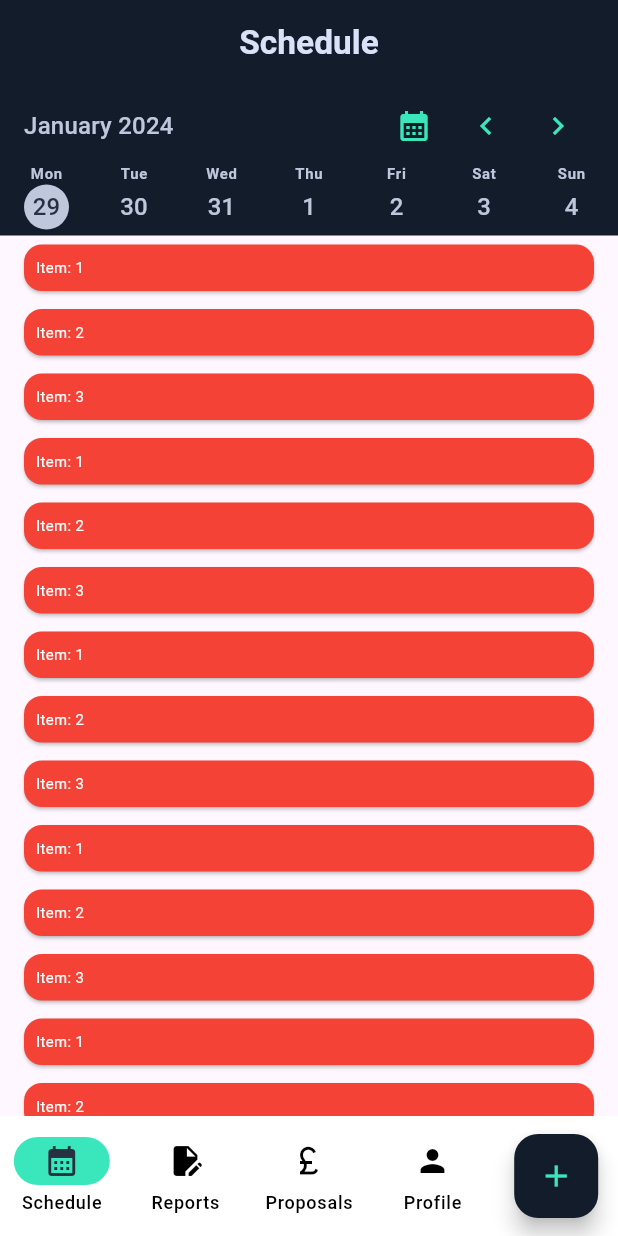
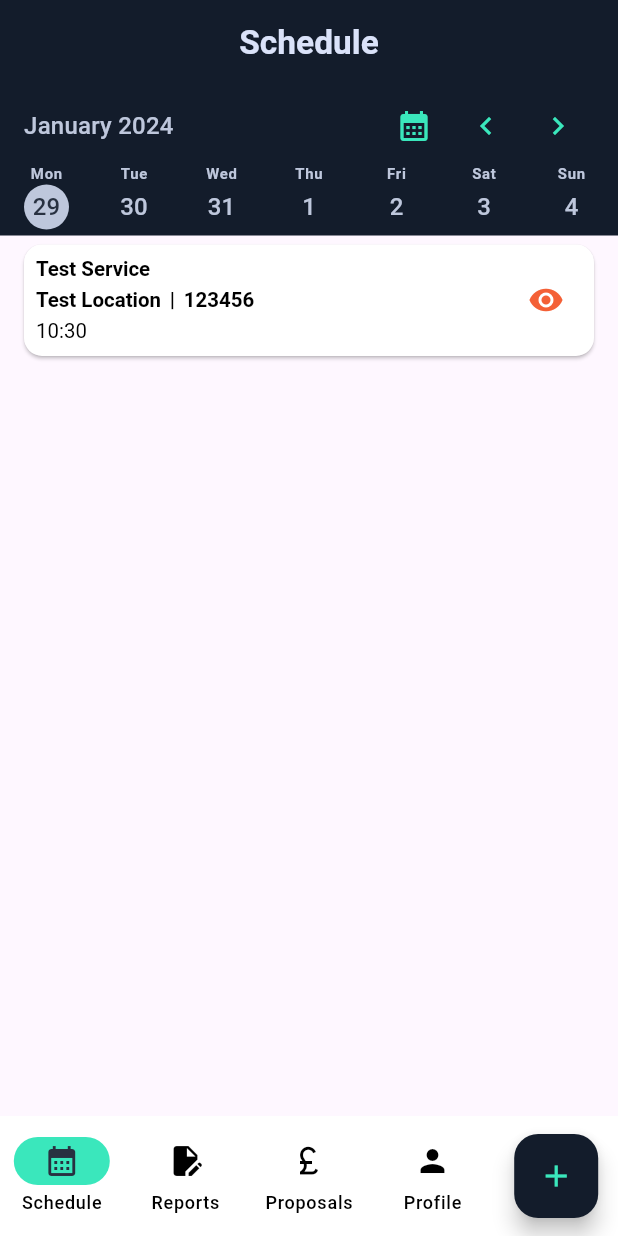
Before and after one commit to monasha-fw/upwork-schedule-search-and-job-peek, a Flutter app: the screen it shows after launch, on a phone screen of 412 x 824 dp. Run offline on Flutter 3.47's test engine with Material 3 defaults, Android fonts, the phone set to English and light mode, and no system bars; our stand-ins replace auto_route, bot_toast, dio, flutter_bloc, flutter_screenutil, fpdart and 8 more; missing offline and left inert: http_mock_adapter; generated files the repository leaves out were written again.

Commit message:
[schedule] Job card created;

```diff
--- a/lib/core/entities/job/index.dart
+++ b/lib/core/entities/job/index.dart
@@ -1 +1,2 @@
 export 'job.dart';
+export 'job_location.dart';
--- a/lib/core/entities/job/job.dart
+++ b/lib/core/entities/job/job.dart
@@ -1,4 +1,5 @@
 import 'package:freezed_annotation/freezed_annotation.dart';
+import 'package:schedule_search_and_job_peek/core/entities/index.dart';
 
 part 'job.freezed.dart';
 
@@ -6,5 +7,10 @@ part 'job.freezed.dart';
 class Job with _$Job {
   const factory Job({
     required String id,
+    required String service,
+    required JobLocation location,
+    required DateTime startTime,
+    required DateTime endTime,
+    required String? description,
   }) = _Job;
 }
--- /dev/null
+++ b/lib/core/entities/job/job_location.dart
@@ -0,0 +1,12 @@
+import 'package:freezed_annotation/freezed_annotation.dart';
+
+part 'job_location.freezed.dart';
+
+@freezed
+class JobLocation with _$JobLocation {
+  const factory JobLocation({
+    required String name,
+    required String address,
+    required String postalCode,
+  }) = _JobLocation;
+}
--- a/lib/presentation/features/schedule/bloc/schedule_state.dart
+++ b/lib/presentation/features/schedule/bloc/schedule_state.dart
@@ -10,30 +10,18 @@ class ScheduleState with _$ScheduleState {
   factory ScheduleState.initial() => ScheduleState(
         selectedDate: DateTime.now(),
         jobs: [
-          Job(id: '1'),
-          Job(id: '2'),
-          Job(id: '3'),
-          Job(id: '1'),
-          Job(id: '2'),
-          Job(id: '3'),
-          Job(id: '1'),
-          Job(id: '2'),
-          Job(id: '3'),
-          Job(id: '1'),
-          Job(id: '2'),
-          Job(id: '3'),
-          Job(id: '1'),
-          Job(id: '2'),
-          Job(id: '3'),
-          Job(id: '1'),
-          Job(id: '2'),
-          Job(id: '3'),
-          Job(id: '1'),
-          Job(id: '2'),
-          Job(id: '3'),
-          Job(id: '1'),
-          Job(id: '2'),
-          Job(id: '3'),
+          Job(
+            id: '3',
+            startTime: DateTime.now(),
+            endTime: DateTime.now().add(const Duration(hours: 3)),
+            service: 'Test Service',
+            location: const JobLocation(
+              name: 'Test Location',
+              address: 'Test Address',
+              postalCode: '123456',
+            ),
+            description: 'Test Description',
+          ),
         ],
       );
 }
--- a/lib/presentation/features/schedule/containers/schedule_container.dart
+++ b/lib/presentation/features/schedule/containers/schedule_container.dart
@@ -16,19 +16,7 @@ class ScheduleContainer extends StatelessWidget {
           builder: (context, state) {
             return SliverList(
               delegate: SliverChildBuilderDelegate(
-                (context, index) {
-                  final job = state.jobs[index];
-                  return Container(
-                    padding: const EdgeInsets.symmetric(vertical: 2, horizontal: 12),
-                    child: Card(
-                      color: Colors.red,
-                      child: Padding(
-                        padding: const EdgeInsets.all(8),
-                        child: Text('Item: ${job.id}'),
-                      ),
-                    ),
-                  );
-                },
+                (context, index) => JobCard(state.jobs[index]),
                 childCount: state.jobs.length,
               ),
             );
--- a/lib/presentation/features/schedule/widgets/index.dart
+++ b/lib/presentation/features/schedule/widgets/index.dart
@@ -1,2 +1,3 @@
 export 'header.dart';
+export 'job/index.dart';
 export 'week/index.dart';
--- /dev/null
+++ b/lib/presentation/features/schedule/widgets/job/index.dart
@@ -0,0 +1 @@
+export 'job_card.dart';
--- /dev/null
+++ b/lib/presentation/features/schedule/widgets/job/job_card.dart
@@ -0,0 +1,75 @@
+import 'package:flutter/material.dart';
+import 'package:intl/intl.dart';
+import 'package:schedule_search_and_job_peek/core/entities/index.dart';
+import 'package:schedule_search_and_job_peek/presentation/common/widgets/index.dart';
+import 'package:schedule_search_and_job_peek/presentation/extensions/index.dart';
+
+class JobCard extends StatelessWidget {
+  const JobCard(this.job, {super.key});
+
+  final Job job;
+
+  @override
+  Widget build(BuildContext context) {
+    return Container(
+      padding: const EdgeInsets.symmetric(vertical: 2, horizontal: 12),
+      child: Card(
+        color: Colors.white,
+        child: Padding(
+          padding: const EdgeInsets.symmetric(vertical: 8, horizontal: 8),
+          child: Row(
+            mainAxisAlignment: MainAxisAlignment.spaceBetween,
+            crossAxisAlignment: CrossAxisAlignment.center,
+            children: [
+              Column(
+                crossAxisAlignment: CrossAxisAlignment.start,
+                mainAxisAlignment: MainAxisAlignment.spaceBetween,
+                children: [
+                  Text(
+                    job.service,
+                    style: context.textTheme.headlineSmall,
+                  ),
+                  HSB(6.h),
+                  Row(
+                    children: [
+                      Text(
+                        job.location.name,
+                        style: context.textTheme.headlineSmall,
+                      ),
+                      WSB(4.w),
+                      Text(
+                        ' | ',
+                        style: context.textTheme.headlineSmall,
+                      ),
+                      WSB(4.w),
+                      Text(
+                        job.location.postalCode,
+                        style: context.textTheme.headlineSmall,
+                      ),
+                    ],
+                  ),
+                  HSB(6.h),
+                  Text(
+                    DateFormat.Hm().format(job.startTime),
+                    style: context.textTheme.headlineSmall?.copyWith(
+                      fontWeight: FontWeight.normal,
+                    ),
+                  ),
+                ],
+              ),
+              IconButton(
+                onPressed: () {
+                  //   TODO
+                },
+                icon: Icon(
+                  Icons.remove_red_eye,
+                  color: context.colorScheme.secondaryContainer,
+                ),
+              )
+            ],
+          ),
+        ),
+      ),
+    );
+  }
+}
--- a/lib/presentation/theme/theme.dart
+++ b/lib/presentation/theme/theme.dart
@@ -27,41 +27,49 @@ final _h1 = TextStyle(
   fontSize: 36.sp,
   height: 1.25,
   fontWeight: FontWeight.w600,
+  color: Colors.black,
 );
 final _h2 = TextStyle(
   fontSize: 30.sp,
   height: 1.25,
   fontWeight: FontWeight.w600,
+  color: Colors.black,
 );
 final _h3 = TextStyle(
   fontSize: 22.sp,
   height: 1.25,
   fontWeight: FontWeight.w600,
+  color: Colors.black,
 );
 final _h4 = TextStyle(
   fontSize: 18.sp,
   height: 1.25,
   fontWeight: FontWeight.w600,
+  color: Colors.black,
 );
 final _p1r = TextStyle(
   fontSize: 16.sp,
   height: 1.5,
   fontWeight: FontWeight.w600,
+  color: Colors.black,
 );
 final _p1b = TextStyle(
   fontSize: 16.sp,
   height: 1.5,
   fontWeight: FontWeight.normal,
+  color: Colors.black,
 );
 final _l1 = TextStyle(
   fontSize: 16.sp,
   height: 1.25,
   fontWeight: FontWeight.normal,
+  color: Colors.black,
 );
 final _l2 = TextStyle(
   fontSize: 12.sp,
   height: 1.25,
   fontWeight: FontWeight.normal,
+  color: Colors.black,
 );
 
 /// Input decoration theme for,
```
